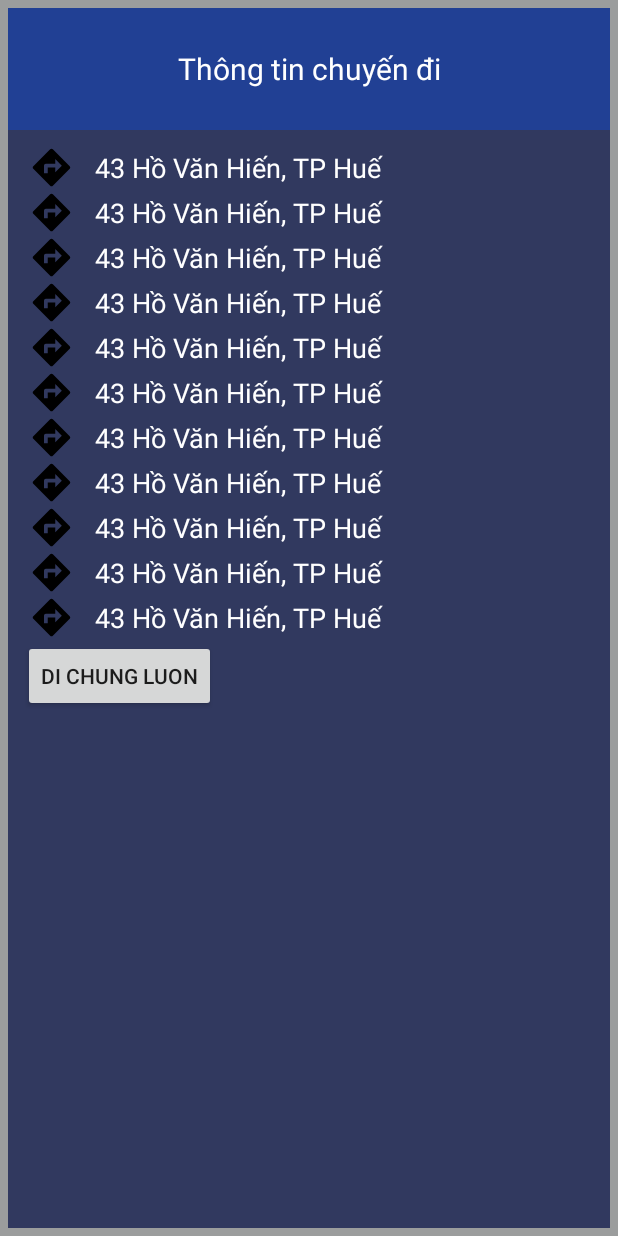
After one commit to DucCoderIT/TRIPFUN, an Android app: the ShowTripDetailsActivity screen opened directly, with no data from a screen before it, on a phone screen of 412 x 824 dp. The commit adds this screen. Run offline under Robolectric (Android 15) with nearby library versions, the phone set to English and light mode, and no system bars.

Commit message:
create sign up and show trip details view

```diff
--- a/app/src/main/AndroidManifest.xml
+++ b/app/src/main/AndroidManifest.xml
@@ -33,7 +33,9 @@
             android:required="false" />
 
         <activity android:name=".Activities.LoginActivity" />
-        <activity android:name=".Activities.InputTripDetailsActivity"></activity>
+        <activity android:name=".Activities.InputTripDetailsActivity" />
+        <activity android:name=".Activities.SignUpActivity" />
+        <activity android:name=".Activities.ShowTripDetailsActivity"></activity>
     </application>
 
 </manifest>
--- /dev/null
+++ b/app/src/main/java/trungduc/tripfun/Activities/ShowTripDetailsActivity.java
@@ -0,0 +1,15 @@
+package trungduc.tripfun.Activities;
+
+import android.support.v7.app.AppCompatActivity;
+import android.os.Bundle;
+
+import trungduc.tripfun.R;
+
+public class ShowTripDetailsActivity extends AppCompatActivity {
+
+    @Override
+    protected void onCreate(Bundle savedInstanceState) {
+        super.onCreate(savedInstanceState);
+        setContentView(R.layout.activity_show_trip_details);
+    }
+}
--- a/app/src/main/res/drawable/login_background_gradient.xml
+++ b/app/src/main/res/drawable/login_background_gradient.xml
@@ -3,8 +3,8 @@
     android:shape="rectangle">
     <gradient
         android:angle="-90"
-        android:startColor="#60b2df"
-        android:endColor="#74dbe6"
+        android:startColor="#3ca3db"
+        android:endColor="#95e6ef"
         android:type="linear"
         />
 </shape>
--- /dev/null
+++ b/app/src/main/res/layout/activity_show_trip_details.xml
@@ -0,0 +1,244 @@
+<?xml version="1.0" encoding="utf-8"?>
+<LinearLayout xmlns:android="http://schemas.android.com/apk/res/android"
+    xmlns:app="http://schemas.android.com/apk/res-auto"
+    xmlns:tools="http://schemas.android.com/tools"
+    android:layout_width="match_parent"
+    android:layout_height="match_parent"
+    android:orientation="vertical"
+    android:weightSum="10"
+    android:padding="5dp"
+    android:background="@color/bgTripItem"
+    tools:context=".Activities.ShowTripDetailsActivity">
+    <!-- text trip infomation-->
+    <TextView
+        android:layout_width="match_parent"
+        android:layout_height="0dp"
+        android:layout_weight="1"
+        android:gravity="center"
+        android:text="Thông tin chuyến đi"
+        android:textSize="20sp"
+        android:textColor="@color/white"
+        android:background="@color/uptrip_bg"/>
+    <LinearLayout
+        android:layout_width="match_parent"
+        android:layout_height="0dp"
+        android:layout_weight="9"
+        android:padding="10dp"
+        android:paddingBottom="0dp"
+        android:orientation="vertical"
+        android:background="@color/bgCostItem">
+        <LinearLayout
+                    android:layout_width="match_parent"
+                    android:layout_height="wrap_content"
+                    android:gravity="center"
+                    android:weightSum="10">
+                    <ImageView
+                        android:layout_width="0dp"
+                        android:layout_height="30dp"
+                        android:layout_weight="1"
+                        android:src="@drawable/ic_directions_black_24dp"/>
+                    <TextView
+                        android:layout_width="0dp"
+                        android:layout_height="wrap_content"
+                        android:layout_weight="9"
+                        android:paddingStart="10dp"
+                        android:text="43 Hồ Văn Hiến, TP Huế"
+                        android:textSize="18sp"
+                        android:textColor="@color/white"/>
+                </LinearLayout>
+        <LinearLayout
+                    android:layout_width="match_parent"
+                    android:layout_height="wrap_content"
+                    android:gravity="center"
+                    android:weightSum="10">
+                    <ImageView
+                        android:layout_width="0dp"
+                        android:layout_height="30dp"
+                        android:layout_weight="1"
+                        android:src="@drawable/ic_directions_black_24dp"/>
+                    <TextView
+                        android:layout_width="0dp"
+                        android:layout_height="wrap_content"
+                        android:layout_weight="9"
+                        android:paddingStart="10dp"
+                        android:text="43 Hồ Văn Hiến, TP Huế"
+                        android:textSize="18sp"
+                        android:textColor="@color/white"/>
+                </LinearLayout>
+        <LinearLayout
+            android:layout_width="match_parent"
+            android:layout_height="wrap_content"
+            android:gravity="center"
+            android:weightSum="10">
+            <ImageView
+                android:layout_width="0dp"
+                android:layout_height="30dp"
+                android:layout_weight="1"
+                android:src="@drawable/ic_directions_black_24dp"/>
+            <TextView
+                android:layout_width="0dp"
+                android:layout_height="wrap_content"
+                android:layout_weight="9"
+                android:paddingStart="10dp"
+                android:text="43 Hồ Văn Hiến, TP Huế"
+                android:textSize="18sp"
+                android:textColor="@color/white"/>
+        </LinearLayout>
+        <LinearLayout
+            android:layout_width="match_parent"
+            android:layout_height="wrap_content"
+            android:gravity="center"
+            android:weightSum="10">
+            <ImageView
+                android:layout_width="0dp"
+                android:layout_height="30dp"
+                android:layout_weight="1"
+                android:src="@drawable/ic_directions_black_24dp"/>
+            <TextView
+                android:layout_width="0dp"
+                android:layout_height="wrap_content"
+                android:layout_weight="9"
+                android:paddingStart="10dp"
+                android:text="43 Hồ Văn Hiến, TP Huế"
+                android:textSize="18sp"
+                android:textColor="@color/white"/>
+        </LinearLayout>
+        <LinearLayout
+            android:layout_width="match_parent"
+            android:layout_height="wrap_content"
+            android:gravity="center"
+            android:weightSum="10">
+            <ImageView
+                android:layout_width="0dp"
+                android:layout_height="30dp"
+                android:layout_weight="1"
+                android:src="@drawable/ic_directions_black_24dp"/>
+            <TextView
+                android:layout_width="0dp"
+                android:layout_height="wrap_content"
+                android:layout_weight="9"
+                android:paddingStart="10dp"
+                android:text="43 Hồ Văn Hiến, TP Huế"
+                android:textSize="18sp"
+                android:textColor="@color/white"/>
+        </LinearLayout>
+        <LinearLayout
+            android:layout_width="match_parent"
+            android:layout_height="wrap_content"
+            android:gravity="center"
+            android:weightSum="10">
+            <ImageView
+                android:layout_width="0dp"
+                android:layout_height="30dp"
+                android:layout_weight="1"
+                android:src="@drawable/ic_directions_black_24dp"/>
+            <TextView
+                android:layout_width="0dp"
+                android:layout_height="wrap_content"
+                android:layout_weight="9"
+                android:paddingStart="10dp"
+                android:text="43 Hồ Văn Hiến, TP Huế"
+                android:textSize="18sp"
+                android:textColor="@color/white"/>
+        </LinearLayout>
+        <LinearLayout
+            android:layout_width="match_parent"
+            android:layout_height="wrap_content"
+            android:gravity="center"
+            android:weightSum="10">
+            <ImageView
+                android:layout_width="0dp"
+                android:layout_height="30dp"
+                android:layout_weight="1"
+                android:src="@drawable/ic_directions_black_24dp"/>
+            <TextView
+                android:layout_width="0dp"
+                android:layout_height="wrap_content"
+                android:layout_weight="9"
+                android:paddingStart="10dp"
+                android:text="43 Hồ Văn Hiến, TP Huế"
+                android:textSize="18sp"
+                android:textColor="@color/white"/>
+        </LinearLayout>
+        <LinearLayout
+            android:layout_width="match_parent"
+            android:layout_height="wrap_content"
+            android:gravity="center"
+            android:weightSum="10">
+            <ImageView
+                android:layout_width="0dp"
+                android:layout_height="30dp"
+                android:layout_weight="1"
+                android:src="@drawable/ic_directions_black_24dp"/>
+            <TextView
+                android:layout_width="0dp"
+                android:layout_height="wrap_content"
+                android:layout_weight="9"
+                android:paddingStart="10dp"
+                android:text="43 Hồ Văn Hiến, TP Huế"
+                android:textSize="18sp"
+                android:textColor="@color/white"/>
+        </LinearLayout>
+        <LinearLayout
+            android:layout_width="match_parent"
+            android:layout_height="wrap_content"
+            android:gravity="center"
+            android:weightSum="10">
+            <ImageView
+                android:layout_width="0dp"
+                android:layout_height="30dp"
+                android:layout_weight="1"
+                android:src="@drawable/ic_directions_black_24dp"/>
+            <TextView
+                android:layout_width="0dp"
+                android:layout_height="wrap_content"
+                android:layout_weight="9"
+                android:paddingStart="10dp"
+                android:text="43 Hồ Văn Hiến, TP Huế"
+                android:textSize="18sp"
+                android:textColor="@color/white"/>
+        </LinearLayout>
+        <LinearLayout
+            android:layout_width="match_parent"
+            android:layout_height="wrap_content"
+            android:gravity="center"
+            android:weightSum="10">
+            <ImageView
+                android:layout_width="0dp"
+                android:layout_height="30dp"
+                android:layout_weight="1"
+                android:src="@drawable/ic_directions_black_24dp"/>
+            <TextView
+                android:layout_width="0dp"
+                android:layout_height="wrap_content"
+                android:layout_weight="9"
+                android:paddingStart="10dp"
+                android:text="43 Hồ Văn Hiến, TP Huế"
+                android:textSize="18sp"
+                android:textColor="@color/white"/>
+        </LinearLayout>
+        <LinearLayout
+            android:layout_width="match_parent"
+            android:layout_height="wrap_content"
+            android:gravity="center"
+            android:weightSum="10">
+            <ImageView
+                android:layout_width="0dp"
+                android:layout_height="30dp"
+                android:layout_weight="1"
+                android:src="@drawable/ic_directions_black_24dp"/>
+            <TextView
+                android:layout_width="0dp"
+                android:layout_height="wrap_content"
+                android:layout_weight="9"
+                android:paddingStart="10dp"
+                android:text="43 Hồ Văn Hiến, TP Huế"
+                android:textSize="18sp"
+                android:textColor="@color/white"/>
+        </LinearLayout>
+        <Button
+            android:layout_width="wrap_content"
+            android:layout_height="wrap_content"
+            android:text="Di chung luon"/>
+    </LinearLayout>
+</LinearLayout>
```
Also changed, not shown: app/src/main/java/trungduc/tripfun/Activities/SignUpActivity.java (added, +15 -0 lines), app/src/main/res/layout/activity_input_trip_details.xml (+11 -5 lines), app/src/main/res/layout/activity_signup.xml (added, +226 -0 lines), app/src/main/res/values/colors.xml (+14 -1 lines).
